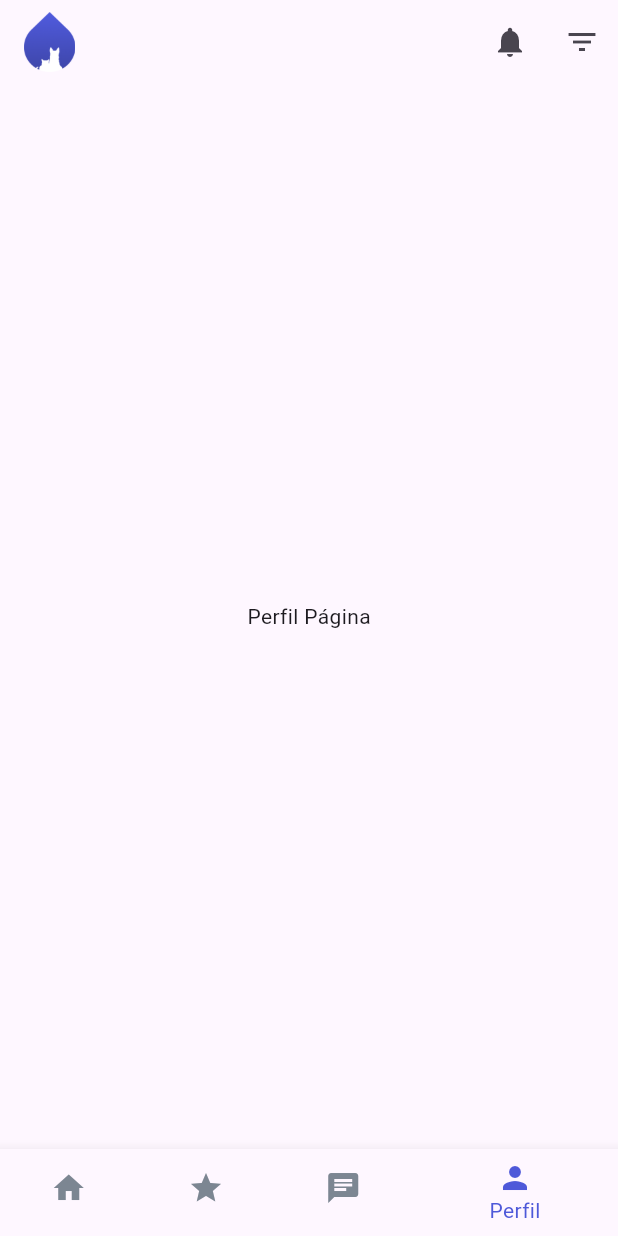
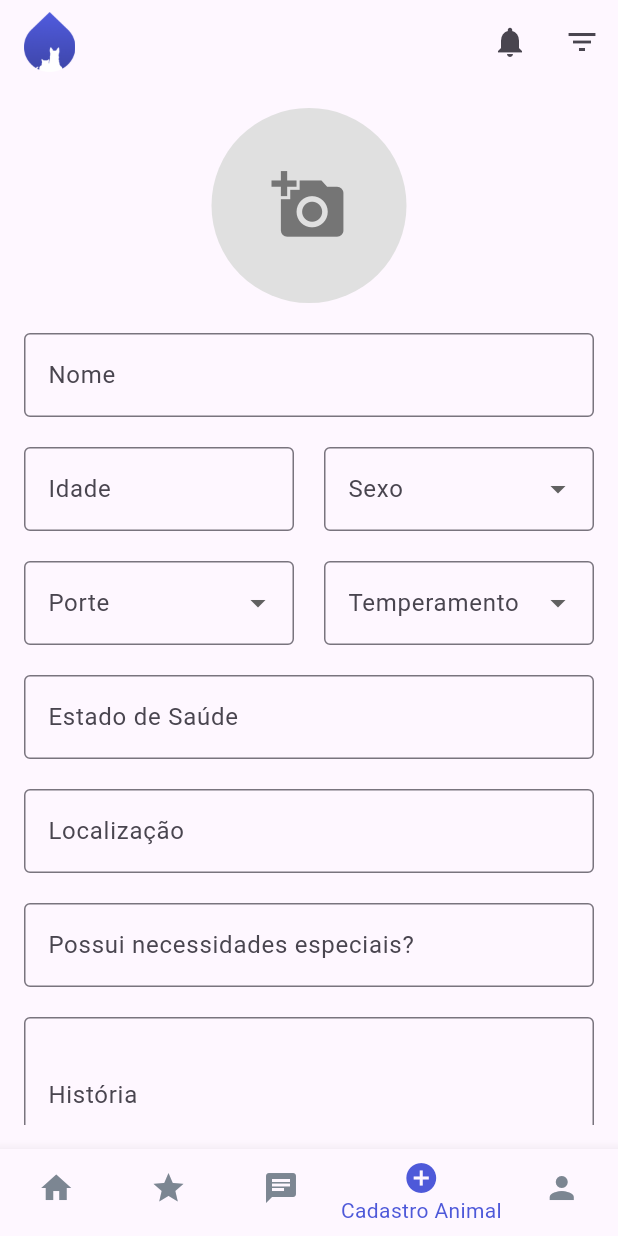
Before and after one commit to ajjss32/deu_pet, a Flutter app: the screen it shows after launch, item 4 of the bottom bar chosen, on a phone screen of 412 x 824 dp. Run offline on Flutter 3.47's test engine with Material 3 defaults, Android fonts, the phone set to English and light mode, and no system bars; our stand-ins replace flutter_card_swiper, image_picker.

Commit message:
add pet registration page

```diff
--- a/lib/components/custom_bottom_nav_bar.dart
+++ b/lib/components/custom_bottom_nav_bar.dart
@@ -23,6 +23,10 @@ class CustomBottomNavBar extends StatelessWidget {
           label: 'Chat',
         ),
         BottomNavigationBarItem(
+          icon: Icon(Icons.add_circle), // Ícone de mais
+          label: 'Cadastro Animal',
+        ),
+        BottomNavigationBarItem(
           icon: Icon(Icons.person), // Ícone de perfil
           label: 'Perfil',
         ),
--- a/lib/main.dart
+++ b/lib/main.dart
@@ -1,4 +1,5 @@
 import 'package:deu_pet/pages/favorite_page.dart';
+import 'package:deu_pet/pages/pet_registration.dart';
 import 'package:flutter/material.dart';
 import 'components/custom_app_bar.dart';
 import 'components/custom_bottom_nav_bar.dart';
@@ -47,6 +48,8 @@ class _HomeScreenState extends State<HomeScreen> {
       case 2:
         return Center(child: Text('Chat Página')); // Placeholder para "Chat"
       case 3:
+        return Center(child: PetRegistration()); // Placeholder para "Chat"
+      case 4:
         return Center(
             child: Text('Perfil Página')); // Placeholder para "Perfil"
       default:
--- /dev/null
+++ b/lib/pages/pet_registration.dart
@@ -0,0 +1,324 @@
+import 'package:flutter/material.dart';
+import 'package:image_picker/image_picker.dart';
+import 'dart:io';
+
+class PetRegistration extends StatefulWidget {
+  @override
+  _PetRegistrationState createState() => _PetRegistrationState();
+}
+
+class _PetRegistrationState extends State<PetRegistration> {
+  File? _image;
+  final _formKey = GlobalKey<FormState>();
+  final TextEditingController _nameController = TextEditingController();
+  final TextEditingController _healthController = TextEditingController();
+  final TextEditingController _locationController = TextEditingController();
+  final TextEditingController _specialNeedsController = TextEditingController();
+  final TextEditingController _historyController = TextEditingController();
+  final TextEditingController _ageController = TextEditingController();
+
+  String? _selectedSex;
+  String? _selectedSize;
+  String? _selectedTemperament;
+
+  Future<void> _pickImage() async {
+    final pickedFile =
+        await ImagePicker().pickImage(source: ImageSource.gallery);
+    if (pickedFile != null) {
+      setState(() {
+        _image = File(pickedFile.path);
+      });
+    }
+  }
+
+  void _clearFields() {
+    _nameController.clear();
+    _ageController.clear();
+    _healthController.clear();
+    _locationController.clear();
+    _specialNeedsController.clear();
+    _historyController.clear();
+    setState(() {
+      _image = null;
+      _selectedSex = null;
+      _selectedSize = null;
+      _selectedTemperament = null;
+    });
+  }
+
+  void _showSuccessDialog() {
+    showDialog(
+      context: context,
+      builder: (BuildContext context) {
+        return AlertDialog(
+          shape: RoundedRectangleBorder(
+            borderRadius: BorderRadius.circular(10),
+          ),
+          contentPadding: EdgeInsets.all(20),
+          content: Stack(
+            children: [
+              Container(
+                width: 221,
+                height: 86,
+                child: Column(
+                  mainAxisAlignment: MainAxisAlignment.center,
+                  children: [
+                    Text(
+                      'Animal cadastrado com sucesso!',
+                      textAlign: TextAlign.center,
+                      style: TextStyle(
+                        fontSize: 16,
+                        color: Color(0xFF787879),
+                      ),
+                    ),
+                  ],
+                ),
+              ),
+              Positioned(
+                right: 0.0,
+                top: 0.0,
+                child: GestureDetector(
+                  onTap: () {
+                    Navigator.of(context).pop();
+                  },
+                  child: Align(
+                    alignment: Alignment.topRight,
+                    child: Icon(
+                      Icons.close,
+                      color: Colors.grey,
+                    ),
+                  ),
+                ),
+              ),
+            ],
+          ),
+        );
+      },
+    );
+  }
+
+  String? _validateRequiredField(String? value) {
+    if (value == null || value.isEmpty) {
+      return 'Campo obrigatório!';
+    }
+    return null;
+  }
+
+  String? _validateAge(String? value) {
+    if (value == null || value.isEmpty) {
+      return 'Campo obrigatório!';
+    }
+    if (int.tryParse(value) == null) {
+      return 'A idade deve ser um número.';
+    }
+    return null;
+  }
+
+  void _registerPet() {
+    if (_formKey.currentState!.validate()) {
+      _showSuccessDialog();
+      _clearFields();
+    } else {
+      ScaffoldMessenger.of(context).showSnackBar(
+        SnackBar(
+            content: Text('Por favor, preencha todos os campos corretamente.')),
+      );
+    }
+  }
+
+  @override
+  Widget build(BuildContext context) {
+    return Scaffold(
+      body: Padding(
+        padding: const EdgeInsets.all(16.0),
+        child: Form(
+          key: _formKey,
+          child: ListView(
+            children: [
+              Center(
+                child: GestureDetector(
+                  onTap: _pickImage,
+                  child: Container(
+                    width: 130,
+                    height: 130,
+                    decoration: BoxDecoration(
+                      color: Colors.grey[300],
+                      shape: BoxShape.circle,
+                      image: _image != null
+                          ? DecorationImage(
+                              image: FileImage(_image!),
+                              fit: BoxFit.cover,
+                            )
+                          : null,
+                    ),
+                    child: _image == null
+                        ? Icon(Icons.add_a_photo,
+                            size: 50, color: Colors.grey[600])
+                        : null,
+                  ),
+                ),
+              ),
+              SizedBox(height: 20),
+              TextFormField(
+                controller: _nameController,
+                decoration: InputDecoration(
+                  labelText: 'Nome',
+                  border: OutlineInputBorder(),
+                ),
+                validator: _validateRequiredField,
+              ),
+              SizedBox(height: 20),
+              Row(
+                children: [
+                  Expanded(
+                    child: TextFormField(
+                      controller: _ageController,
+                      decoration: InputDecoration(
+                        labelText: 'Idade',
+                        border: OutlineInputBorder(),
+                      ),
+                      validator: _validateAge,
+                    ),
+                  ),
+                  SizedBox(width: 20),
+                  Expanded(
+                    child: DropdownButtonFormField<String>(
+                      value: _selectedSex,
+                      decoration: InputDecoration(
+                        labelText: 'Sexo',
+                        border: OutlineInputBorder(),
+                      ),
+                      items: ['Macho', 'Fêmea']
+                          .map((sex) => DropdownMenuItem(
+                                value: sex,
+                                child: Text(sex),
+                              ))
+                          .toList(),
+                      onChanged: (value) {
+                        setState(() {
+                          _selectedSex = value;
+                        });
+                      },
+                      validator: (value) =>
+                          value == null ? 'Campo obrigatório' : null,
+                    ),
+                  ),
+                ],
+              ),
+              SizedBox(height: 20),
+              Row(
+                children: [
+                  Expanded(
+                    child: DropdownButtonFormField<String>(
+                      value: _selectedSize,
+                      decoration: InputDecoration(
+                        labelText: 'Porte',
+                        border: OutlineInputBorder(),
+                      ),
+                      items: ['Pequeno', 'Médio', 'Grande']
+                          .map((size) => DropdownMenuItem(
+                                value: size,
+                                child: Text(size),
+                              ))
+                          .toList(),
+                      onChanged: (value) {
+                        setState(() {
+                          _selectedSize = value;
+                        });
+                      },
+                      validator: (value) =>
+                          value == null ? 'Campo obrigatório' : null,
+                    ),
+                  ),
+                  SizedBox(width: 20),
+                  Expanded(
+                    child: DropdownButtonFormField<String>(
+                      value: _selectedTemperament,
+                      decoration: InputDecoration(
+                        labelText: 'Temperamento',
+                        border: OutlineInputBorder(),
+                      ),
+                      items: ['Calmo', 'Agitado', 'Brincalhão', 'Tímido']
+                          .map((temperament) => DropdownMenuItem(
+                                value: temperament,
+                                child: Text(temperament),
+                              ))
+                          .toList(),
+                      onChanged: (value) {
+                        setState(() {
+                          _selectedTemperament = value;
+                        });
+                      },
+                      validator: (value) =>
+                          value == null ? 'Campo obrigatório' : null,
+                    ),
+                  ),
+                ],
+              ),
+              SizedBox(height: 20),
+              TextFormField(
+                controller: _healthController,
+                decoration: InputDecoration(
+                  labelText: 'Estado de Saúde',
+                  border: OutlineInputBorder(),
+                ),
+                validator: _validateRequiredField,
+              ),
+              SizedBox(height: 20),
+              TextFormField(
+                controller: _locationController,
+                decoration: InputDecoration(
+                  labelText: 'Localização',
+                  border: OutlineInputBorder(),
+                ),
+                validator: _validateRequiredField,
+              ),
+              SizedBox(height: 20),
+              TextFormField(
+                controller: _specialNeedsController,
+                decoration: InputDecoration(
+                  labelText: 'Possui necessidades especiais?',
+                  border: OutlineInputBorder(),
+                ),
+                validator: _validateRequiredField,
+              ),
+              SizedBox(height: 20),
+              TextFormField(
+                controller: _historyController,
+                maxLines: 3,
+                decoration: InputDecoration(
+                  labelText: 'História',
+                  border: OutlineInputBorder(),
+                ),
+                validator: _validateRequiredField,
+              ),
+              SizedBox(height: 40),
+              Container(
+                width: double.infinity,
+                height: 50,
+                child: ElevatedButton(
+                  onPressed: _registerPet,
+                  style: ElevatedButton.styleFrom(
+                    backgroundColor: Color(0xFF50BB88),
+                    shape: RoundedRectangleBorder(
+                      borderRadius:
+                          BorderRadius.circular(5),
+                    ),
+                  ),
+                  child: Text(
+                    'Cadastrar Pet',
+                    style: TextStyle(
+                      fontSize: 18,
+                      color: Color(
+                          0xFFFFFFFF),
+                    ),
+                  ),
+                ),
+              ),
+            ],
+          ),
+        ),
+      ),
+    );
+  }
+}
--- a/pubspec.yaml
+++ b/pubspec.yaml
@@ -10,9 +10,11 @@ environment:
   sdk: ^3.5.3
 
 dependencies:
+  file_picker: ^8.1.3
   flutter:
     sdk: flutter
   flutter_card_swiper: ^7.0.2
+  image_picker: ^1.1.2
 
 dev_dependencies:
   flutter_test:
```
Also changed, not shown: pubspec.lock.
